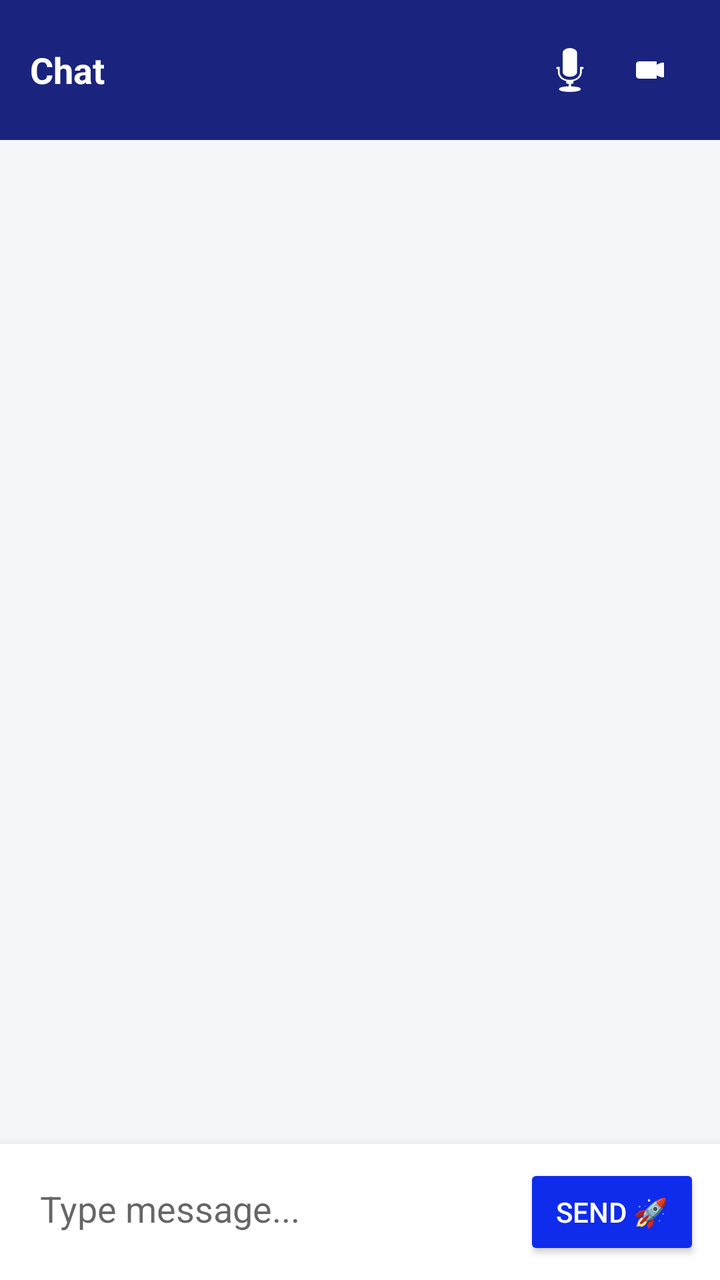
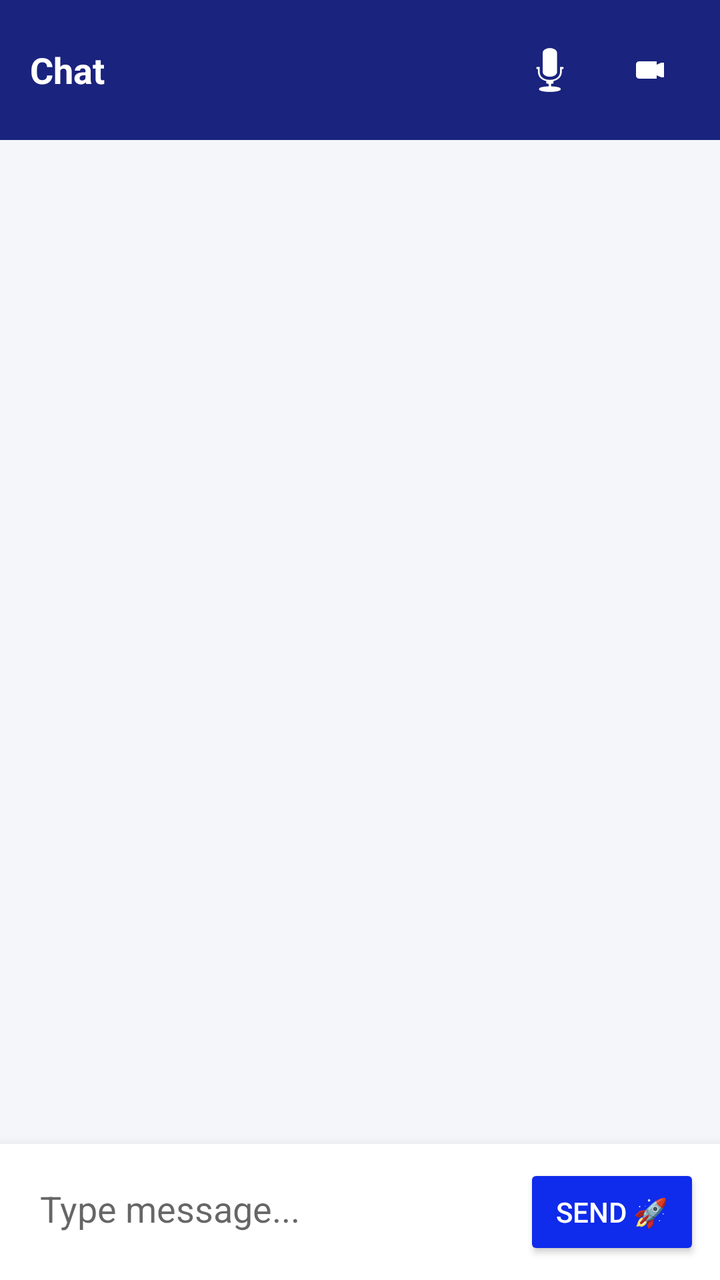

Compare the two renders of this Android layout. The source of the first and the diff that turns it into the second are given below.
<!-- AndroidManifest.xml: application theme Theme.AppCompat.Light.NoActionBar -->
<!-- res/layout/activity_chat.xml -->
<?xml version="1.0" encoding="utf-8"?>
<RelativeLayout xmlns:android="http://schemas.android.com/apk/res/android"
    android:layout_width="match_parent"
    android:layout_height="match_parent"
    android:background="#F4F6F9">

    
    <LinearLayout
        android:id="@+id/chatHeader"
        android:layout_width="match_parent"
        android:layout_height="wrap_content"
        android:background="#1A237E"
        android:padding="15dp"
        android:orientation="horizontal"
        android:gravity="center_vertical">
        <TextView
            android:id="@+id/tvChatTitle"
            android:layout_width="0dp"
            android:layout_height="wrap_content"
            android:layout_weight="1"
            android:text="Chat"
            android:textColor="#FFF"
            android:textSize="18sp"
            android:textStyle="bold" />
        <ImageButton
            android:id="@+id/btnVoiceCall"
            android:layout_width="40dp"
            android:layout_height="40dp"
            android:background="?attr/selectableItemBackground"
            android:src="@android:drawable/ic_btn_speak_now"
            android:tint="#FFF"/>
        <ImageButton
            android:id="@+id/btnVideoCall"
            android:layout_width="40dp"
            android:layout_height="40dp"
            android:background="?attr/selectableItemBackground"
            android:src="@android:drawable/presence_video_online"
            android:tint="#FFF"/>
    </LinearLayout>

    
    <ScrollView
        android:id="@+id/chatScrollView"
        android:layout_width="match_parent"
        android:layout_height="match_parent"
        android:layout_below="@id/chatHeader"
        android:layout_above="@id/inputLayout"
        android:padding="10dp">
        <LinearLayout
            android:id="@+id/chatListLayout"
            android:layout_width="match_parent"
            android:layout_height="wrap_content"
            android:orientation="vertical" />
    </ScrollView>

    
    <LinearLayout
        android:id="@+id/inputLayout"
        android:layout_width="match_parent"
        android:layout_height="wrap_content"
        android:layout_alignParentBottom="true"
        android:background="#FFF"
        android:padding="10dp"
        android:elevation="10dp"
        android:orientation="horizontal">
        <EditText
            android:id="@+id/etMessage"
            android:layout_width="0dp"
            android:layout_height="wrap_content"
            android:layout_weight="1"
            android:hint="Type message..."
            android:background="@android:color/transparent"
            android:padding="10dp" />
        <Button
            android:id="@+id/btnSend"
            android:layout_width="wrap_content"
            android:layout_height="wrap_content"
            android:text="Send 🚀"
            android:backgroundTint="#0F2BEB"
            android:textColor="#FFF" />
    </LinearLayout>

    
    <LinearLayout
        android:id="@+id/incomingCallLayout"
        android:layout_width="match_parent"
        android:layout_height="wrap_content"
        android:layout_alignParentTop="true"
        android:layout_marginTop="80dp"
        android:layout_marginHorizontal="20dp"
        android:background="#FFF"
        android:elevation="15dp"
        android:orientation="vertical"
        android:padding="20dp"
        android:visibility="gone">
        <TextView
            android:id="@+id/tvIncomingCallTitle"
            android:layout_width="match_parent"
            android:layout_height="wrap_content"
            android:text="Incoming Call..."
            android:textSize="18sp"
            android:textColor="#000"
            android:textStyle="bold"
            android:gravity="center"
            android:layout_marginBottom="20dp"/>
        <LinearLayout
            android:layout_width="match_parent"
            android:layout_height="wrap_content"
            android:orientation="horizontal">
            <Button
                android:id="@+id/btnDeclineCall"
                android:layout_width="0dp"
                android:layout_weight="1"
                android:layout_height="wrap_content"
                android:text="DECLINE ❌"
                android:backgroundTint="#F44336"
                android:textColor="#FFF"
                android:layout_marginEnd="10dp"/>
            <Button
                android:id="@+id/btnAcceptCall"
                android:layout_width="0dp"
                android:layout_weight="1"
                android:layout_height="wrap_content"
                android:text="ACCEPT 📞"
                android:backgroundTint="#4CAF50"
                android:textColor="#FFF" />
        </LinearLayout>
    </LinearLayout>

    
    <RelativeLayout
        android:id="@+id/videoCallContainer"
        android:layout_width="match_parent"
        android:layout_height="match_parent"
        android:background="#000"
        android:elevation="20dp"
        android:visibility="gone">
        <org.webrtc.SurfaceViewRenderer
            android:id="@+id/remoteVideoView"
            android:layout_width="match_parent"
            android:layout_height="match_parent" />
        <org.webrtc.SurfaceViewRenderer
            android:id="@+id/localVideoView"
            android:layout_width="120dp"
            android:layout_height="160dp"
            android:layout_alignParentBottom="true"
            android:layout_alignParentRight="true"
            android:layout_margin="20dp" />
        <Button
            android:id="@+id/btnEndCall"
            android:layout_width="wrap_content"
            android:layout_height="wrap_content"
            android:layout_alignParentBottom="true"
            android:layout_centerHorizontal="true"
            android:layout_marginBottom="30dp"
            android:text="END CALL 🔴"
            android:backgroundTint="#F44336"
            android:textColor="#FFF" />
    </RelativeLayout>
</RelativeLayout>
<!-- resources referenced by this layout -->
<resources>

</resources>

<!-- the commit's change to res/layout/activity_chat.xml (unified diff, before → after) -->
@@ -35,7 +35,8 @@
             android:layout_height="40dp"
             android:background="?attr/selectableItemBackground"
             android:src="@android:drawable/presence_video_online"
-            android:tint="#FFF"/>
+            android:tint="#FFF"
+            android:layout_marginStart="10dp"/>
     </LinearLayout>
 
     
@@ -135,10 +136,12 @@
         android:background="#000"
         android:elevation="20dp"
         android:visibility="gone">
+        
         <org.webrtc.SurfaceViewRenderer
             android:id="@+id/remoteVideoView"
             android:layout_width="match_parent"
             android:layout_height="match_parent" />
+            
         <org.webrtc.SurfaceViewRenderer
             android:id="@+id/localVideoView"
             android:layout_width="120dp"
@@ -146,6 +149,22 @@
             android:layout_alignParentBottom="true"
             android:layout_alignParentRight="true"
             android:layout_margin="20dp" />
+
+        
+        <Chronometer
+            android:id="@+id/callTimer"
+            android:layout_width="wrap_content"
+            android:layout_height="wrap_content"
+            android:layout_alignParentTop="true"
+            android:layout_centerHorizontal="true"
+            android:layout_marginTop="30dp"
+            android:textColor="#FFF"
+            android:textSize="18sp"
+            android:textStyle="bold"
+            android:background="#88000000"
+            android:padding="10dp"
+            android:visibility="gone"/>
+
         <Button
             android:id="@+id/btnEndCall"
             android:layout_width="wrap_content"
